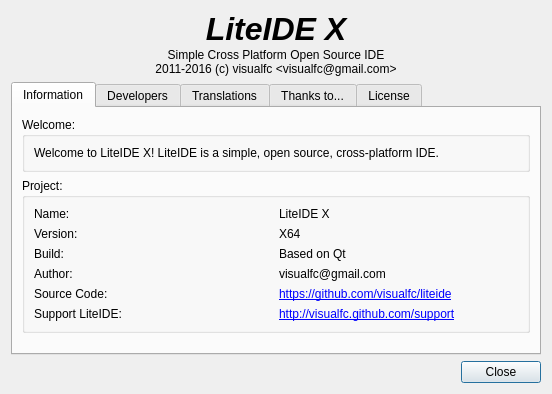
The window that liteidex/src/liteapp/aboutdialog.ui (visualfc/liteide) describes before a commit, drawn with Qt 5.
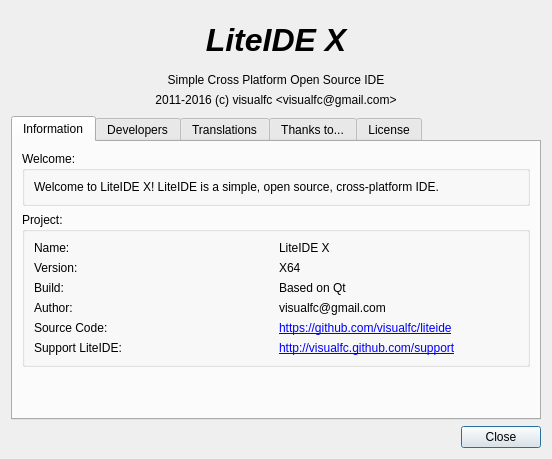
The same window after the commit. Icons and pictures are not drawn.

```diff
--- a/liteidex/src/liteapp/aboutdialog.ui
+++ b/liteidex/src/liteapp/aboutdialog.ui
@@ -7,7 +7,7 @@
     <x>0</x>
     <y>0</y>
     <width>552</width>
-    <height>394</height>
+    <height>459</height>
    </rect>
   </property>
   <property name="sizePolicy">
```
Left out of the diff: 4 changed lines with no effect on the pictures.
